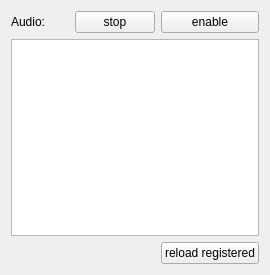
Before: the Qt Designer form src/blackgui/components/audioadvanceddistributedcomponent.ui in swift-project/pilotclient, drawn with Qt 5.
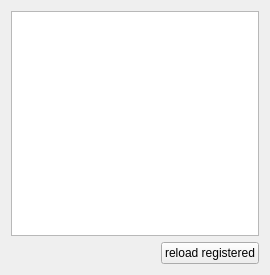
After: the same form once the commit is applied. Custom widgets are drawn as their Qt base class.

Commit message:
refactor: Remove secondary way to start/stop AFV client
To reduce complexity, there should only be a single way to start the AFV
client (done on connectionStatusChange of IContextNetwork)

Diff of the .ui file:
```diff
--- a/src/blackgui/components/audioadvanceddistributedcomponent.ui
+++ b/src/blackgui/components/audioadvanceddistributedcomponent.ui
@@ -14,13 +14,6 @@
    <string>Frame</string>
   </property>
   <layout class="QGridLayout" name="gridLayout">
-   <item row="0" column="2">
-    <widget class="QPushButton" name="pb_EnableDisable">
-     <property name="text">
-      <string>enable</string>
-     </property>
-    </widget>
-   </item>
    <item row="2" column="0" colspan="3">
     <widget class="BlackGui::Views::CAudioDeviceInfoView" name="tvp_RegisteredDevices">
      <property name="selectionMode">
@@ -37,20 +30,6 @@
      </attribute>
     </widget>
    </item>
-   <item row="0" column="1">
-    <widget class="QPushButton" name="pb_StartStop">
-     <property name="text">
-      <string>stop</string>
-     </property>
-    </widget>
-   </item>
-   <item row="0" column="0">
-    <widget class="QLabel" name="lbl_EnableDisable">
-     <property name="text">
-      <string>Audio:</string>
-     </property>
-    </widget>
-   </item>
    <item row="3" column="2">
     <widget class="QPushButton" name="pb_ReloadRegistered">
      <property name="text">
```
Left out of the diff: 2 changed lines with no effect on the pictures. The commit also changes 5 other files.
